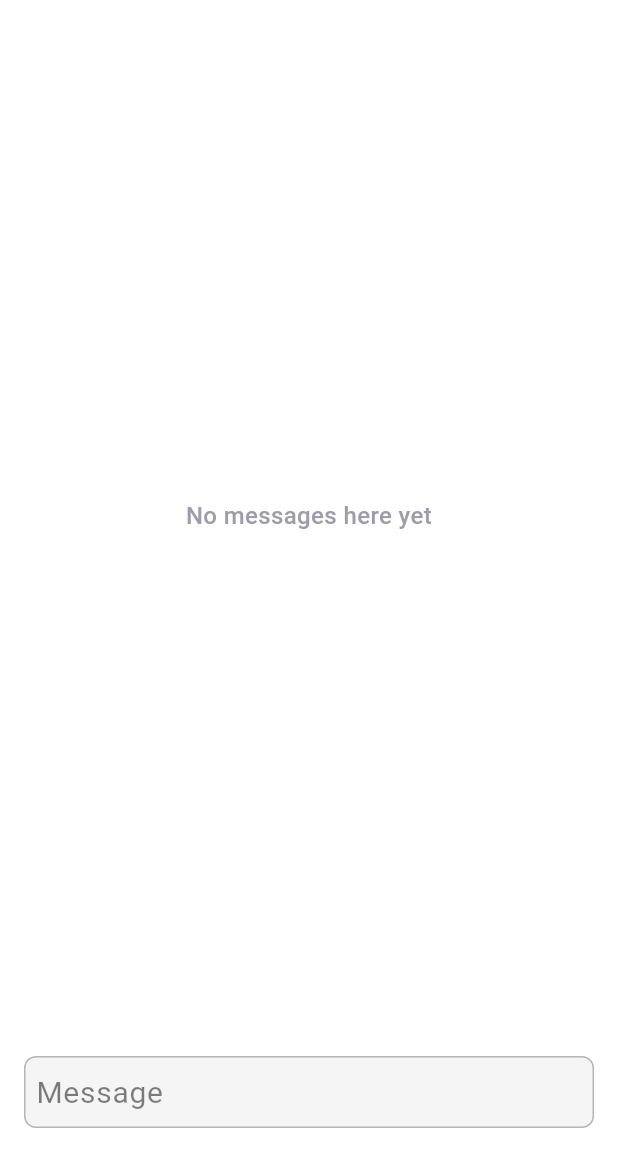
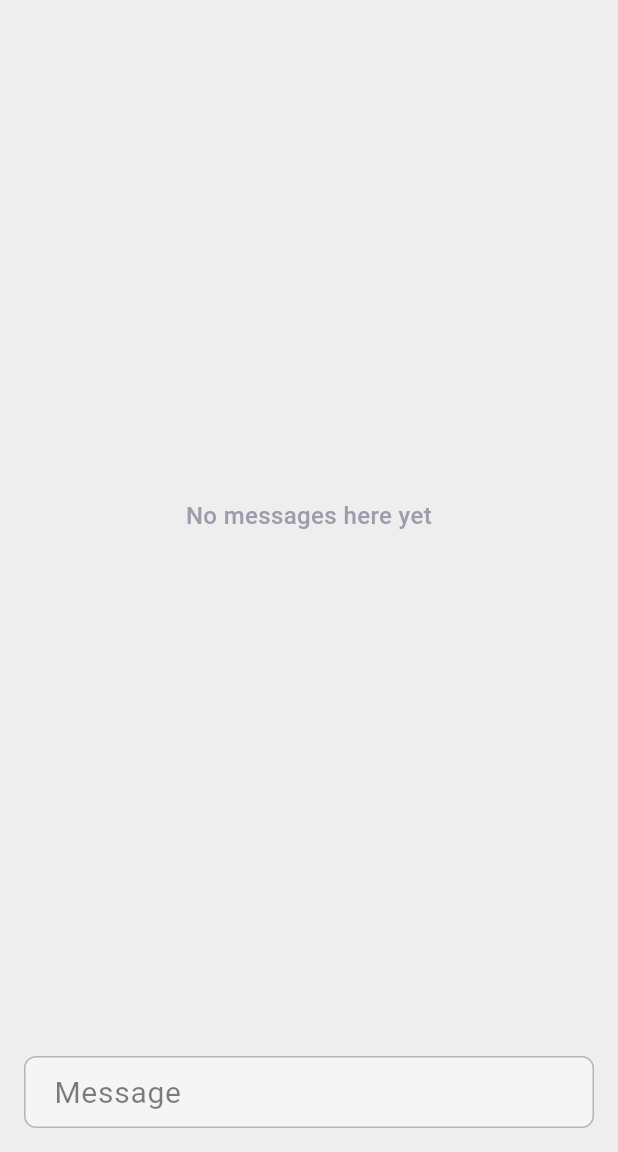
Before and after one commit to JanithNadeera/SmartRetiree, a Flutter app: the ChatBotScreen screen opened directly, on a phone screen of 412 x 824 dp, the part 84-1236 px from its top. Run offline on Flutter 3.47's test engine with Material 3 defaults, Android fonts, the phone set to English and light mode, and no system bars; drawn by our look-alikes of loader_overlay; our stand-ins replace cached_network_image, cloud_firestore, firebase_auth, firebase_core, flutter_chat_types, flutter_chat_ui and 8 more; missing offline and left inert: ming_cute_icons; accounts and stored records are empty.

Commit message:
feat: add ChatBotScreen for enhanced user interaction and integrate into chat screen

```diff
--- a/lib/ui/mp/chatbot/chat_bot_screen.dart
+++ b/lib/ui/mp/chat/chat_bot_screen.dart
@@ -106,15 +106,17 @@ class ChatBotScreenState extends State<ChatBotScreen> {
   @override
   Widget build(BuildContext context) {
     return Scaffold(
-        appBar: const CustomAppBar(
-          title: "Smart Retiree Assistant",
-        ),
-        body: Chat(
+      appBar: const CustomAppBar(
+        title: "Smart Retiree Assistant",
+      ),
+      body: SafeArea(
+        child: Chat(
           messages: _messages,
           onSendPressed: _handleSendPressed,
           user: _user,
           theme: DefaultChatTheme(
-            inputBackgroundColor: Colors.white,
+            backgroundColor: context.surface,
+            inputBackgroundColor: context.surface,
             inputTextColor: Colors.black,
             primaryColor: context.primary,
             secondaryColor: const Color(0xFFE5E5EA),
@@ -124,9 +126,10 @@ class ChatBotScreenState extends State<ChatBotScreen> {
             inputBorderRadius: const BorderRadius.all(Radius.circular(5)),
             inputPadding: const EdgeInsets.all(16),
             inputTextDecoration: const InputDecoration(
-              hintText: 'Type a message...',
-              border: InputBorder.none,
-            ),
+                hintText: 'Type a message...',
+                border: InputBorder.none,
+                contentPadding:
+                    EdgeInsets.symmetric(horizontal: 16, vertical: 4)),
             inputTextStyle: const TextStyle(color: Colors.black, fontSize: 20),
             sendButtonIcon: Icon(Icons.send, color: context.primary),
           ),
@@ -170,6 +173,8 @@ class ChatBotScreenState extends State<ChatBotScreen> {
               ),
             );
           },
-        ));
+        ),
+      ),
+    );
   }
 }
```
Also changed, not shown: lib/ui/mp/chat/chat_screen.dart (+17 -0 lines), lib/ui/mp/feed/feed_screen.dart (+0 -15 lines), pubspec.lock.
